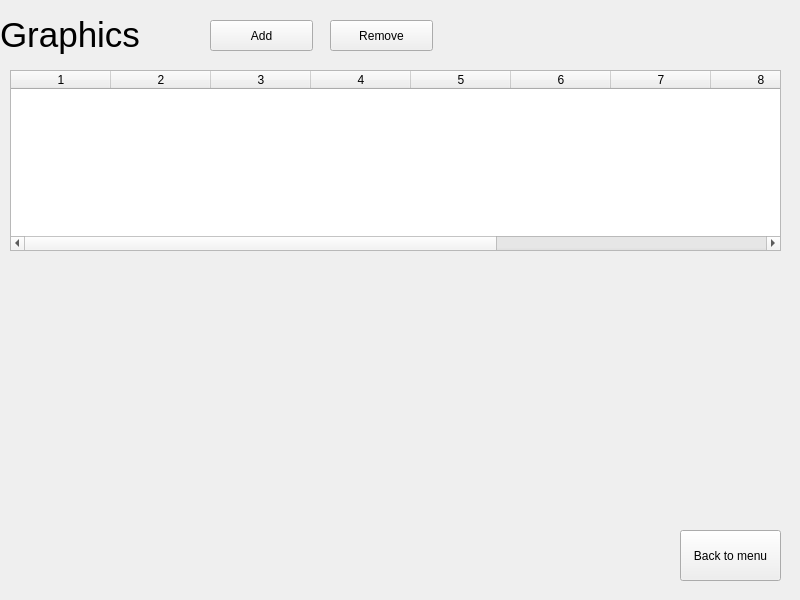
Qt form graphicswindow.ui (Ancellie/organizer_on_qt) before a commit.
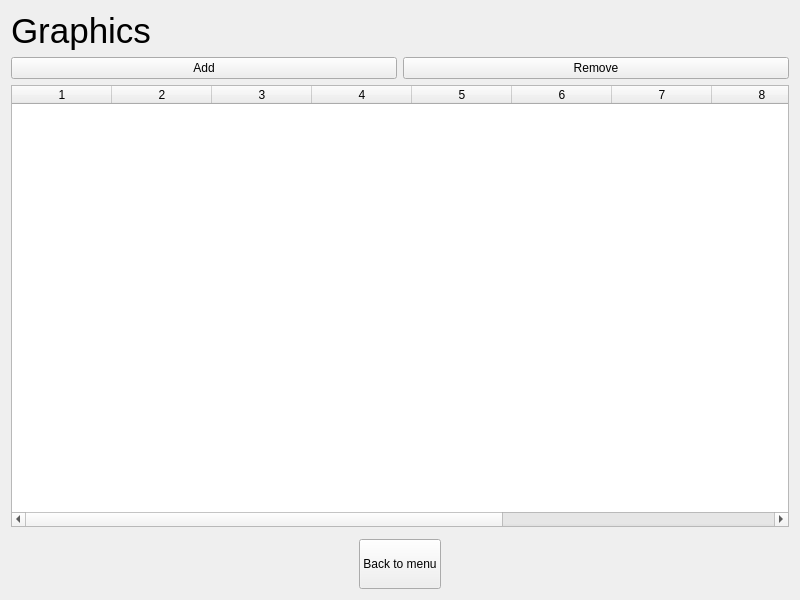
The same form after that commit. Custom widgets are drawn as their Qt base class.

The edit to the form file:
```diff
--- a/graphicswindow.ui
+++ b/graphicswindow.ui
@@ -13,41 +13,34 @@
   <property name="windowTitle">
    <string>Form</string>
   </property>
+  <layout class="QVBoxLayout" name="verticalLayout_3">
+   <item>
   <widget class="QLabel" name="label">
-   <property name="geometry">
-    <rect>
-     <x>0</x>
-     <y>0</y>
-     <width>251</width>
-     <height>71</height>
-    </rect>
-   </property>
    <property name="text">
     <string>&lt;html&gt;&lt;head/&gt;&lt;body&gt;&lt;p&gt;&lt;span style=&quot; font-size:26pt;&quot;&gt;Graphics&lt;/span&gt;&lt;/p&gt;&lt;/body&gt;&lt;/html&gt;</string>
    </property>
   </widget>
-  <widget class="QPushButton" name="pushButton">
-   <property name="geometry">
-    <rect>
-     <x>680</x>
-     <y>530</y>
-     <width>101</width>
-     <height>51</height>
-    </rect>
-   </property>
+   </item>
+   <item>
+    <layout class="QHBoxLayout" name="horizontalLayout_3">
+     <item>
+      <widget class="QPushButton" name="addButton">
+       <property name="text">
+        <string>Add</string>
+       </property>
+      </widget>
+     </item>
+     <item>
+      <widget class="QPushButton" name="removeButton">
    <property name="text">
-    <string>Back to menu</string>
-   </property>
-  </widget>
+        <string>Remove</string>
+       </property>
+      </widget>
+     </item>
+    </layout>
+   </item>
+   <item>
   <widget class="QTableWidget" name="tableWidget">
-   <property name="geometry">
-    <rect>
-     <x>10</x>
-     <y>70</y>
-     <width>771</width>
-     <height>181</height>
-    </rect>
-   </property>
    <property name="lineWidth">
     <number>1</number>
    </property>
@@ -75,42 +68,76 @@
    <column/>
    <column/>
   </widget>
+   </item>
+   <item>
   <widget class="QCustomPlot" name="customPlot" native="true">
-   <property name="geometry">
-    <rect>
-     <x>9</x>
-     <y>269</y>
-     <width>771</width>
-     <height>251</height>
-    </rect>
-   </property>
-  </widget>
-  <widget class="QPushButton" name="addButton">
-   <property name="geometry">
-    <rect>
-     <x>210</x>
-     <y>20</y>
-     <width>103</width>
-     <height>31</height>
-    </rect>
-   </property>
-   <property name="text">
-    <string>Add</string>
-   </property>
-  </widget>
-  <widget class="QPushButton" name="removeButton">
-   <property name="geometry">
-    <rect>
-     <x>330</x>
-     <y>20</y>
-     <width>103</width>
-     <height>31</height>
-    </rect>
-   </property>
+     <property name="enabled">
+      <bool>true</bool>
+     </property>
+    </widget>
+   </item>
+   <item>
+    <layout class="QHBoxLayout" name="horizontalLayout">
+     <item>
+      <spacer name="horizontalSpacer_2">
+       <property name="orientation">
+        <enum>Qt::Horizontal</enum>
+       </property>
+       <property name="sizeHint" stdset="0">
+        <size>
+         <width>40</width>
+         <height>20</height>
+        </size>
+       </property>
+      </spacer>
+     </item>
+     <item>
+      <widget class="QPushButton" name="pushButton">
+       <property name="sizePolicy">
+        <sizepolicy hsizetype="Minimum" vsizetype="Fixed">
+         <horstretch>0</horstretch>
+         <verstretch>0</verstretch>
+        </sizepolicy>
+       </property>
+       <property name="minimumSize">
+        <size>
+         <width>0</width>
+         <height>50</height>
+        </size>
+       </property>
+       <property name="sizeIncrement">
+        <size>
+         <width>0</width>
+         <height>20</height>
+        </size>
+       </property>
+       <property name="baseSize">
+        <size>
+         <width>0</width>
+         <height>0</height>
+        </size>
+       </property>
    <property name="text">
-    <string>Remove</string>
-   </property>
-  </widget>
+        <string>Back to menu</string>
+       </property>
+      </widget>
+     </item>
+     <item>
+      <spacer name="horizontalSpacer">
+       <property name="orientation">
+        <enum>Qt::Horizontal</enum>
+       </property>
+       <property name="sizeHint" stdset="0">
+        <size>
+         <width>40</width>
+         <height>20</height>
+        </size>
+       </property>
+      </spacer>
+     </item>
+    </layout>
+   </item>
+  </layout>
  </widget>
  <customwidgets>
   <customwidget>
```
Lines whose indentation alone changed are shown as unchanged.
